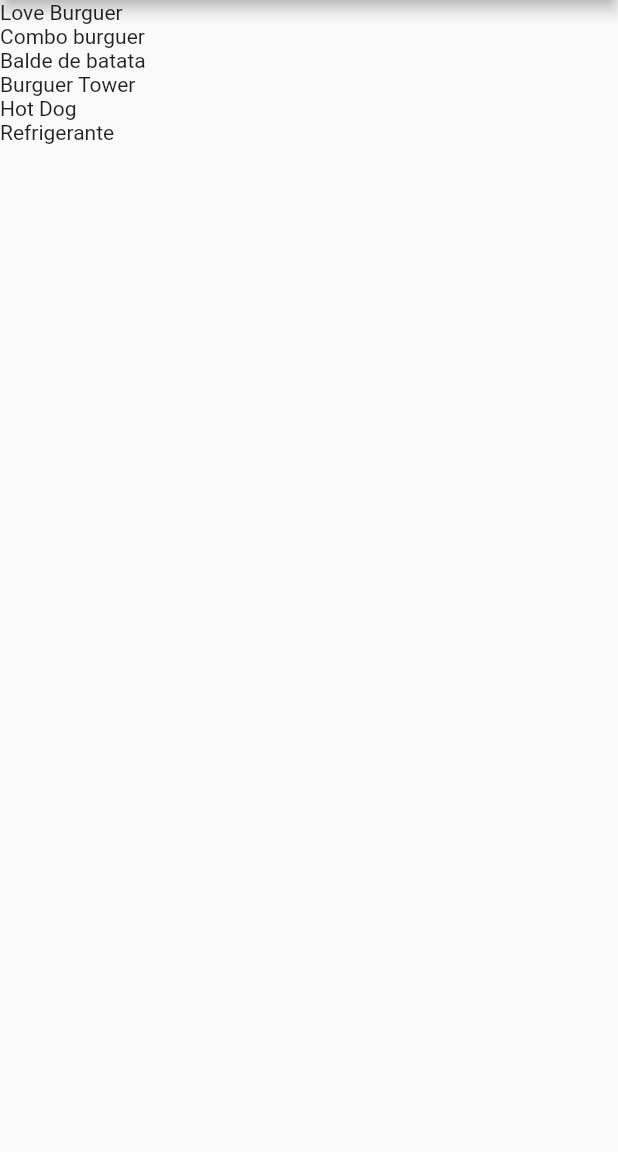
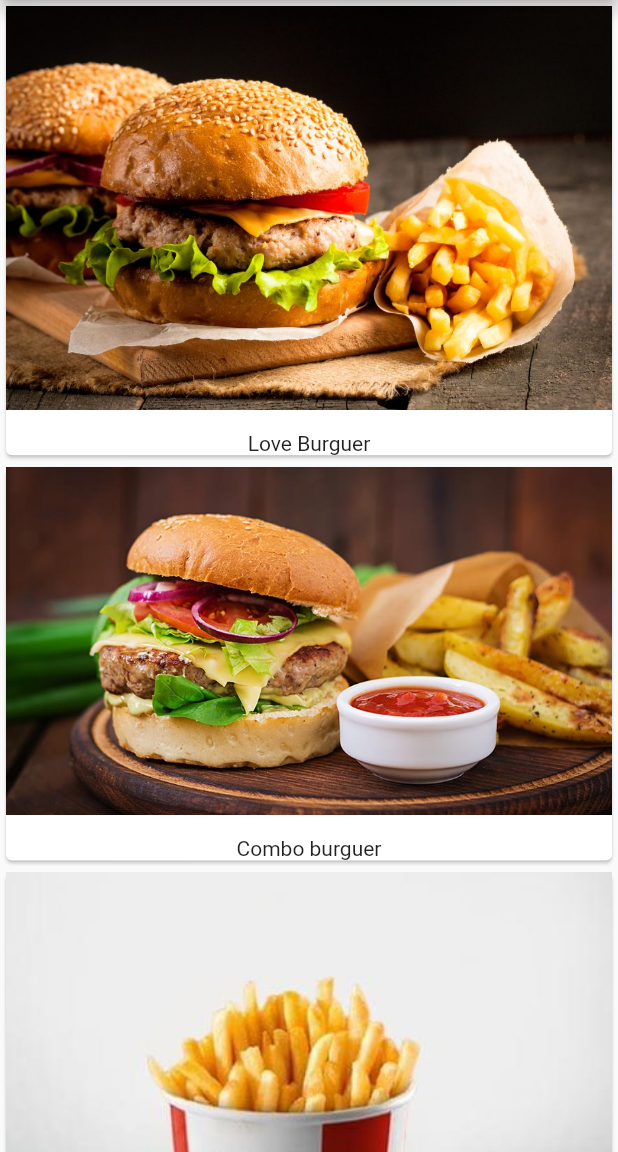
Before and after one commit to Thejuniordev/recipes, a Flutter app: the screen it shows after launch, on a phone screen of 412 x 824 dp, the part 84-1236 px from its top. Run offline on Flutter 3.47's test engine with Material 2 defaults, Android fonts, the phone set to English and light mode, and no system bars.

Commit message:
Add images

```diff
--- a/lib/main.dart
+++ b/lib/main.dart
@@ -46,11 +46,25 @@ class _MyHomePageState extends State<MyHomePage> {
           child: ListView.builder(
             itemCount: Recipe.samples.length,
             itemBuilder: (BuildContext context, int index) {
-              return Text(Recipe.samples[index].label);
+              return buildRecipeCard(Recipe.samples[index]);
             },
           ),
         ),
       ),
     );
   }
+
+  Widget buildRecipeCard(Recipe recipe) {
+    return Card(
+      child: Column(
+        children: <Widget>[
+          Image(image: AssetImage(recipe.imageUrl)),
+          const SizedBox(
+            height: 14.0,
+          ),
+          Text(recipe.label)
+        ],
+      ),
+    );
+  }
 }
--- a/lib/recipe.dart
+++ b/lib/recipe.dart
@@ -9,9 +9,9 @@ class Recipe {
   static List<Recipe> samples = [
     Recipe('Love Burguer', 'assets/food_1.jpeg'),
     Recipe('Combo burguer', 'assets/food_2.jpeg'),
-    Recipe('Balde de batata', 'assets/food_2.jpeg'),
-    Recipe('Burguer Tower', 'assets/food_2.jpeg'),
-    Recipe('Hot Dog', 'assets/food_2.jpeg'),
-    Recipe('Refrigerante', 'assets/food_2.jpeg'),
+    Recipe('Balde de batata', 'assets/food_3.jpeg'),
+    Recipe('Burguer Tower', 'assets/food_4.jpeg'),
+    Recipe('Hot Dog', 'assets/food_5.jpeg'),
+    Recipe('Refrigerante', 'assets/food_6.jpeg'),
   ];
 }
```
Also changed, not shown: assets/food_2.jpeg (added), assets/food_3.jpeg (added), assets/food_4.jpeg (added), assets/food_5.jpeg (added), assets/food_6.jpeg (added).
